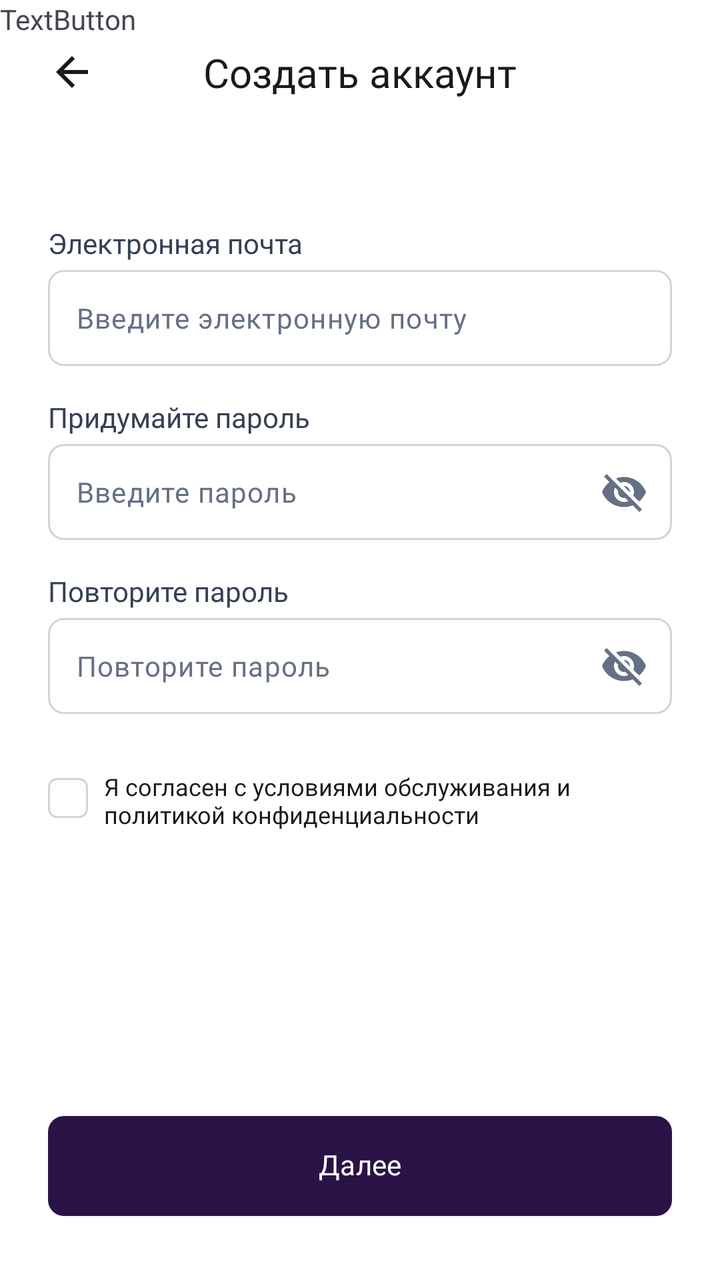
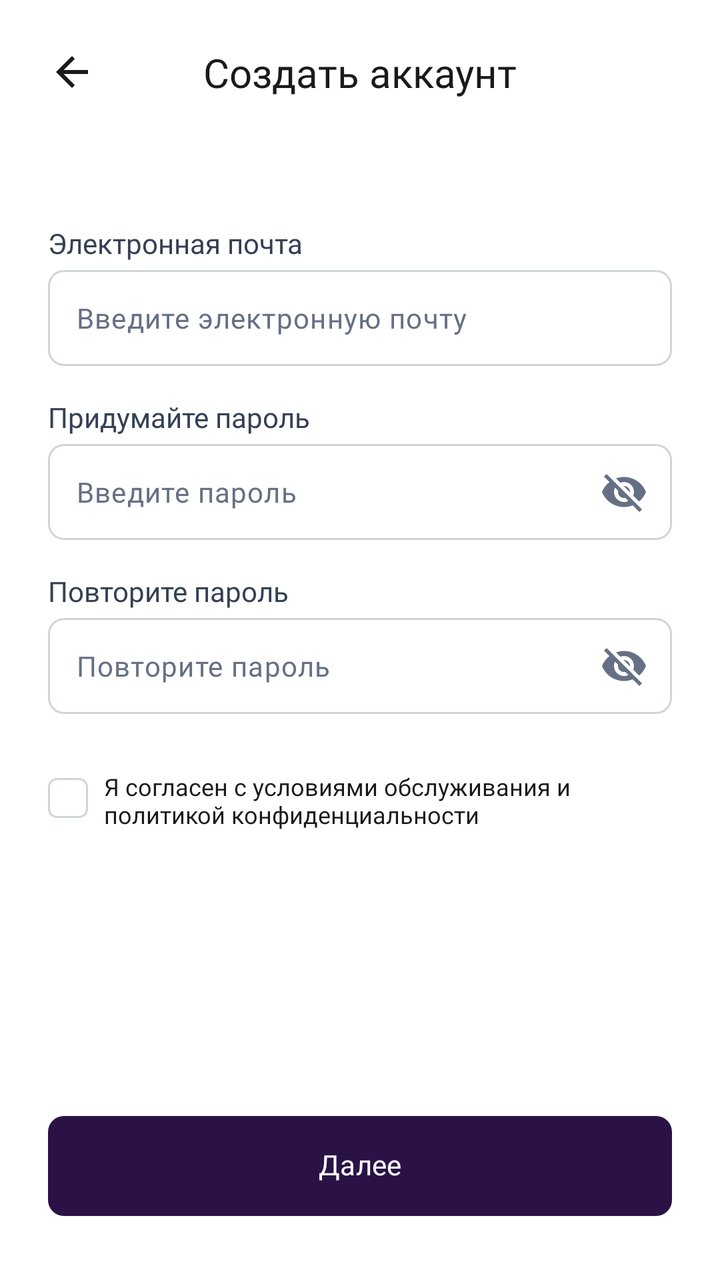

Screens rendered from an Android XML layout before and after an edit, with the pre-edit source and the edit as a unified diff.
<!-- AndroidManifest.xml: application theme Theme.MyProject -->
<!-- res/layout/activity_sign_up_step1.xml -->
<?xml version="1.0" encoding="utf-8"?>
<ScrollView xmlns:android="http://schemas.android.com/apk/res/android"
    xmlns:app="http://schemas.android.com/apk/res-auto"
    xmlns:tools="http://schemas.android.com/tools"
    android:id="@+id/root"
    android:layout_width="match_parent"
    android:layout_height="match_parent"
    android:background="@color/background_white"
    android:fillViewport="true"
    android:overScrollMode="never"
    tools:context=".presentation.registration.SignUpStep1Activity">

    <androidx.constraintlayout.widget.ConstraintLayout
        android:layout_width="match_parent"
        android:layout_height="wrap_content">

        <ImageButton
            android:id="@+id/btnBack"
            android:layout_width="@dimen/back_button_size"
            android:layout_height="@dimen/back_button_size"
            android:layout_marginStart="@dimen/back_button_margin"
            android:layout_marginTop="@dimen/back_button_margin"
            android:background="?attr/selectableItemBackgroundBorderless"
            android:contentDescription="@string/cd_back"
            android:padding="@dimen/back_button_padding"
            android:scaleType="fitCenter"
            android:src="@drawable/ic_arrow_back"
            app:layout_constraintStart_toStartOf="parent"
            app:layout_constraintTop_toTopOf="parent" />

        <TextView
            android:id="@+id/tvHeaderTitle"
            android:layout_width="0dp"
            android:layout_height="wrap_content"
            android:layout_marginStart="@dimen/header_title_side_margin"
            android:layout_marginEnd="@dimen/header_title_side_margin"
            android:fontFamily="@font/montserrat_semibold"
            android:text="@string/signup_title"
            android:textAlignment="center"
            android:textColor="@color/text_primary_color"
            android:textSize="20sp"
            app:layout_constraintBottom_toBottomOf="@id/btnBack"
            app:layout_constraintEnd_toEndOf="parent"
            app:layout_constraintStart_toStartOf="parent"
            app:layout_constraintTop_toTopOf="@id/btnBack" />

        <TextView
            android:id="@+id/tvEmailLabel"
            style="@style/Widget.MyProject.FieldLabel"
            android:layout_width="0dp"
            android:layout_height="wrap_content"
            android:layout_marginStart="@dimen/screen_horizontal_margin"
            android:layout_marginTop="@dimen/signup_form_top_margin"
            android:layout_marginEnd="@dimen/screen_horizontal_margin"
            android:text="@string/label_email"
            app:layout_constraintEnd_toEndOf="parent"
            app:layout_constraintStart_toStartOf="parent"
            app:layout_constraintTop_toBottomOf="@id/btnBack" />

        <com.google.android.material.textfield.TextInputLayout
            android:id="@+id/tilEmail"
            style="@style/Widget.MyProject.TextInputLayout"
            android:layout_width="0dp"
            android:layout_height="wrap_content"
            android:layout_marginStart="@dimen/screen_horizontal_margin"
            android:layout_marginTop="@dimen/field_label_gap"
            android:layout_marginEnd="@dimen/screen_horizontal_margin"
            app:layout_constraintEnd_toEndOf="parent"
            app:layout_constraintStart_toStartOf="parent"
            app:layout_constraintTop_toBottomOf="@id/tvEmailLabel">

            <com.google.android.material.textfield.TextInputEditText
                android:id="@+id/etEmail"
                style="@style/Widget.MyProject.TextInputEditText"
                android:layout_width="match_parent"
                android:layout_height="wrap_content"
                android:autofillHints="emailAddress"
                android:hint="@string/hint_email"
                android:imeOptions="actionNext"
                android:inputType="textEmailAddress"
                android:maxLines="1" />
        </com.google.android.material.textfield.TextInputLayout>

        <TextView
            android:id="@+id/tvPasswordLabel"
            style="@style/Widget.MyProject.FieldLabel"
            android:layout_width="0dp"
            android:layout_height="wrap_content"
            android:layout_marginStart="@dimen/screen_horizontal_margin"
            android:layout_marginTop="@dimen/field_block_gap"
            android:layout_marginEnd="@dimen/screen_horizontal_margin"
            android:text="@string/label_password_create"
            app:layout_constraintEnd_toEndOf="parent"
            app:layout_constraintStart_toStartOf="parent"
            app:layout_constraintTop_toBottomOf="@id/tilEmail" />

        <com.google.android.material.textfield.TextInputLayout
            android:id="@+id/tilPassword"
            style="@style/Widget.MyProject.TextInputLayout"
            android:layout_width="0dp"
            android:layout_height="wrap_content"
            android:layout_marginStart="@dimen/screen_horizontal_margin"
            android:layout_marginTop="@dimen/field_label_gap"
            android:layout_marginEnd="@dimen/screen_horizontal_margin"
            app:endIconContentDescription="@string/cd_toggle_password"
            app:endIconDrawable="@drawable/ic_eye_off"
            app:endIconMode="custom"
            app:layout_constraintEnd_toEndOf="parent"
            app:layout_constraintStart_toStartOf="parent"
            app:layout_constraintTop_toBottomOf="@id/tvPasswordLabel">

            <com.google.android.material.textfield.TextInputEditText
                android:id="@+id/etPassword"
                style="@style/Widget.MyProject.TextInputEditText"
                android:layout_width="match_parent"
                android:layout_height="wrap_content"
                android:autofillHints="newPassword"
                android:hint="@string/hint_password"
                android:imeOptions="actionNext"
                android:inputType="textPassword"
                android:maxLines="1" />
        </com.google.android.material.textfield.TextInputLayout>

        <TextView
            android:id="@+id/tvRepeatPasswordLabel"
            style="@style/Widget.MyProject.FieldLabel"
            android:layout_width="0dp"
            android:layout_height="wrap_content"
            android:layout_marginStart="@dimen/screen_horizontal_margin"
            android:layout_marginTop="@dimen/field_block_gap"
            android:layout_marginEnd="@dimen/screen_horizontal_margin"
            android:text="@string/label_password_repeat"
            app:layout_constraintEnd_toEndOf="parent"
            app:layout_constraintStart_toStartOf="parent"
            app:layout_constraintTop_toBottomOf="@id/tilPassword" />

        <com.google.android.material.textfield.TextInputLayout
            android:id="@+id/tilRepeatPassword"
            style="@style/Widget.MyProject.TextInputLayout"
            android:layout_width="0dp"
            android:layout_height="wrap_content"
            android:layout_marginStart="@dimen/screen_horizontal_margin"
            android:layout_marginTop="@dimen/field_label_gap"
            android:layout_marginEnd="@dimen/screen_horizontal_margin"
            app:endIconContentDescription="@string/cd_toggle_password"
            app:endIconDrawable="@drawable/ic_eye_off"
            app:endIconMode="custom"
            app:layout_constraintEnd_toEndOf="parent"
            app:layout_constraintStart_toStartOf="parent"
            app:layout_constraintTop_toBottomOf="@id/tvRepeatPasswordLabel">

            <com.google.android.material.textfield.TextInputEditText
                android:id="@+id/etRepeatPassword"
                style="@style/Widget.MyProject.TextInputEditText"
                android:layout_width="match_parent"
                android:layout_height="wrap_content"
                android:autofillHints="newPassword"
                android:hint="@string/hint_password_repeat"
                android:imeOptions="actionDone"
                android:inputType="textPassword"
                android:maxLines="1" />
        </com.google.android.material.textfield.TextInputLayout>

        <CheckBox
            android:id="@+id/cbAgree"
            android:layout_width="@dimen/checkbox_size"
            android:layout_height="@dimen/checkbox_size"
            android:layout_marginStart="@dimen/screen_horizontal_margin"
            android:layout_marginTop="@dimen/signup_checkbox_top_margin"
            android:background="@drawable/selector_checkbox"
            android:button="@null"
            android:contentDescription="@string/signup_agreement"
            android:minWidth="0dp"
            android:minHeight="0dp"
            android:padding="0dp"
            app:layout_constraintStart_toStartOf="parent"
            app:layout_constraintTop_toBottomOf="@id/tilRepeatPassword" />

        <TextView
            android:id="@+id/tvAgreement"
            android:layout_width="0dp"
            android:layout_height="wrap_content"
            android:layout_marginStart="@dimen/checkbox_text_gap"
            android:layout_marginTop="2dp"
            android:layout_marginEnd="@dimen/screen_horizontal_margin"
            android:fontFamily="@font/montserrat_medium"
            android:text="@string/signup_agreement"
            android:textColor="@color/text_primary_color"
            android:textSize="12sp"
            app:layout_constraintEnd_toEndOf="parent"
            app:layout_constraintStart_toEndOf="@id/cbAgree"
            app:layout_constraintTop_toTopOf="@id/cbAgree"
            app:layout_constraintBottom_toBottomOf="@id/cbAgree"
            />

        <androidx.constraintlayout.widget.Barrier
            android:id="@+id/barrierAgreement"
            android:layout_width="wrap_content"
            android:layout_height="wrap_content"
            app:barrierDirection="bottom"
            app:constraint_referenced_ids="cbAgree,tvAgreement" />

        <TextView
            android:id="@+id/tvAgreementError"
            android:layout_width="0dp"
            android:layout_height="wrap_content"
            android:layout_marginStart="@dimen/screen_horizontal_margin"
            android:layout_marginTop="8dp"
            android:layout_marginEnd="@dimen/screen_horizontal_margin"
            android:text="@string/error_agreement_required"
            android:textAppearance="@style/TextAppearance.MyProject.Error"
            android:visibility="gone"
            app:layout_constraintEnd_toEndOf="parent"
            app:layout_constraintStart_toStartOf="parent"
            app:layout_constraintTop_toBottomOf="@id/barrierAgreement"
            tools:visibility="visible" />

        <com.google.android.material.button.MaterialButton
            android:id="@+id/btnNext"
            style="@style/Widget.MyProject.Button.Primary"
            android:layout_width="0dp"
            android:layout_height="@dimen/button_height_form"
            android:layout_marginStart="@dimen/screen_horizontal_margin"
            android:layout_marginTop="@dimen/auth_section_gap"
            android:layout_marginEnd="@dimen/screen_horizontal_margin"
            android:layout_marginBottom="@dimen/button_bottom_margin"
            android:text="@string/btn_next"
            app:layout_constraintBottom_toBottomOf="parent"
            app:layout_constraintEnd_toEndOf="parent"
            app:layout_constraintStart_toStartOf="parent"
            app:layout_constraintTop_toBottomOf="@id/tvAgreementError"
            app:layout_constraintVertical_bias="1.0" />

        <TextView
            android:id="@+id/textView"
            android:layout_width="wrap_content"
            android:layout_height="wrap_content"
            android:text="TextButton" />

    </androidx.constraintlayout.widget.ConstraintLayout>
</ScrollView>
<!-- resources referenced by this layout -->
<resources>
  <color name="background_white">#FFFFFFFF</color>
  <color name="text_primary_color">#FF1A1A1A</color>
  <dimen name="auth_section_gap">24dp</dimen>
  <dimen name="back_button_margin">12dp</dimen>
  <dimen name="back_button_padding">12dp</dimen>
  <dimen name="back_button_size">48dp</dimen>
  <dimen name="button_bottom_margin">32dp</dimen>
  <dimen name="button_height_form">50dp</dimen>
  <dimen name="checkbox_size">20dp</dimen>
  <dimen name="checkbox_text_gap">8dp</dimen>
  <dimen name="field_block_gap">16dp</dimen>
  <dimen name="field_label_gap">4dp</dimen>
  <dimen name="header_title_side_margin">60dp</dimen>
  <dimen name="screen_horizontal_margin">24dp</dimen>
  <dimen name="signup_checkbox_top_margin">32dp</dimen>
  <dimen name="signup_form_top_margin">52dp</dimen>
  <!-- drawable ic_arrow_back (drawable) -->
  <?xml version="1.0" encoding="utf-8"?>
  <vector xmlns:android="http://schemas.android.com/apk/res/android"
      android:width="24dp"
      android:height="24dp"
      android:viewportWidth="24"
      android:viewportHeight="24">
      <path
          android:fillColor="@color/text_primary_color"
          android:pathData="M20,11H7.83l5.59,-5.59L12,4l-8,8 8,8 1.41,-1.41L7.83,13H20v-2z" />
  </vector>
  <!-- drawable selector_checkbox (drawable) -->
  <?xml version="1.0" encoding="utf-8"?>
  <selector xmlns:android="http://schemas.android.com/apk/res/android">
      <item
          android:drawable="@drawable/ic_checkbox_checked"
          android:state_checked="true" />
      <item android:drawable="@drawable/ic_checkbox_unchecked" />
  </selector>
  <string name="btn_next">Далее</string>
  <string name="cd_back">Назад</string>
  <string name="cd_toggle_password">Показать или скрыть пароль</string>
  <string name="error_agreement_required">Необходимо согласиться с условиями обслуживания и политикой конфиденциальности.</string>
  <string name="hint_email">Введите электронную почту</string>
  <string name="hint_password">Введите пароль</string>
  <string name="hint_password_repeat">Повторите пароль</string>
  <string name="label_email">Электронная почта</string>
  <string name="label_password_create">Придумайте пароль</string>
  <string name="label_password_repeat">Повторите пароль</string>
  <string name="signup_agreement">Я согласен с условиями обслуживания и политикой конфиденциальности</string>
  <string name="signup_title">Создать аккаунт</string>
  <style name="TextAppearance.MyProject.Error" parent="TextAppearance.Material3.BodySmall">
          <item name="android:fontFamily">@font/montserrat_regular</item>
          <item name="android:textSize">12sp</item>
          <item name="android:textColor">@color/error_color</item>
      </style>
  <style name="Widget.MyProject.FieldLabel" parent="">
          <item name="android:fontFamily">@font/montserrat_medium</item>
          <item name="android:textSize">14sp</item>
          <item name="android:textColor">@color/text_label_color</item>
      </style>
  <style name="Theme.MyProject" parent="Base.Theme.MyProject" />
  <color name="text_secondary_color">#FF667085</color>
  <color name="error_color">#FFF04438</color>
  <dimen name="button_corner_radius">8dp</dimen>
  <color name="button_primary_text">#FFFFFFFF</color>
  <color name="text_label_color">#FF344054</color>
  <dimen name="input_min_height">48dp</dimen>
  <dimen name="stroke_width">1dp</dimen>
  <dimen name="input_corner_radius">8dp</dimen>
  <style name="Base.Theme.MyProject" parent="Theme.Material3.DayNight.NoActionBar">
          
          
      </style>
  <color name="button_primary_background">#FF2A1246</color>
  <color name="stroke_color">#FFD0D5DD</color>
  <!-- unchanged entries left out for length: 6 -->
</resources>

<!-- the commit's change to res/layout/activity_sign_up_step1.xml (unified diff, before → after) -->
@@ -231,11 +231,5 @@
             app:layout_constraintTop_toBottomOf="@id/tvAgreementError"
             app:layout_constraintVertical_bias="1.0" />
 
-        <TextView
-            android:id="@+id/textView"
-            android:layout_width="wrap_content"
-            android:layout_height="wrap_content"
-            android:text="TextButton" />
-
     </androidx.constraintlayout.widget.ConstraintLayout>
 </ScrollView>
